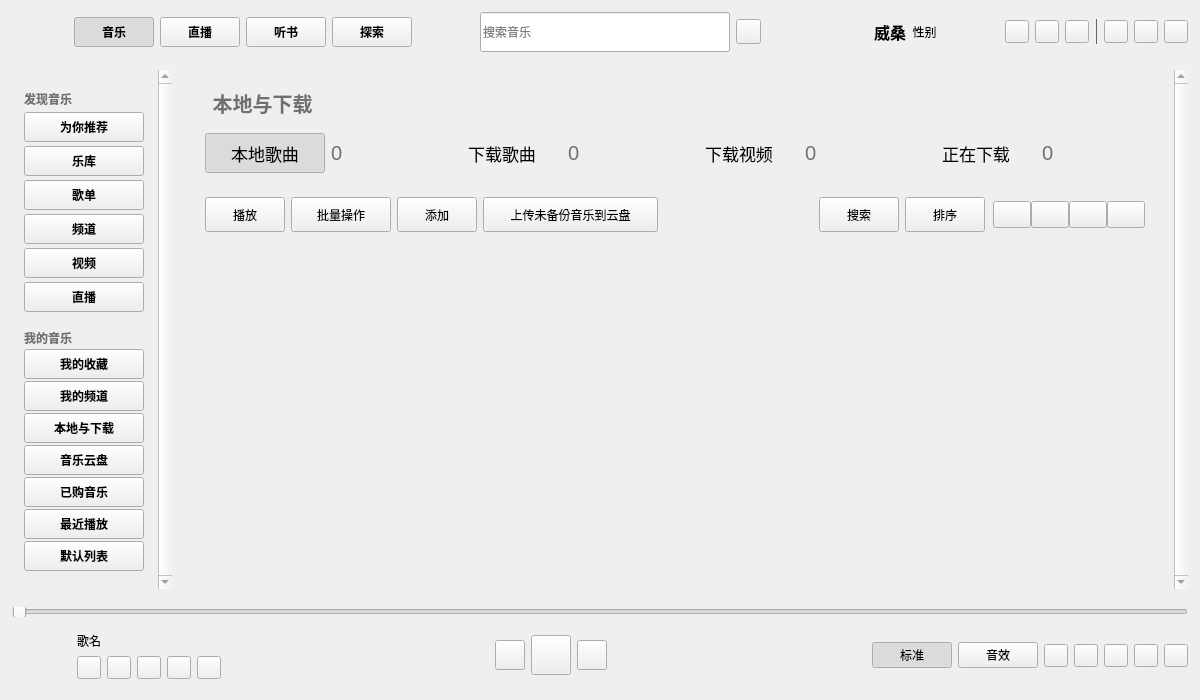
First picture: the form in KuGouApp.ui, repository a-mo-xi-wei/KuGouApp, before the edit.
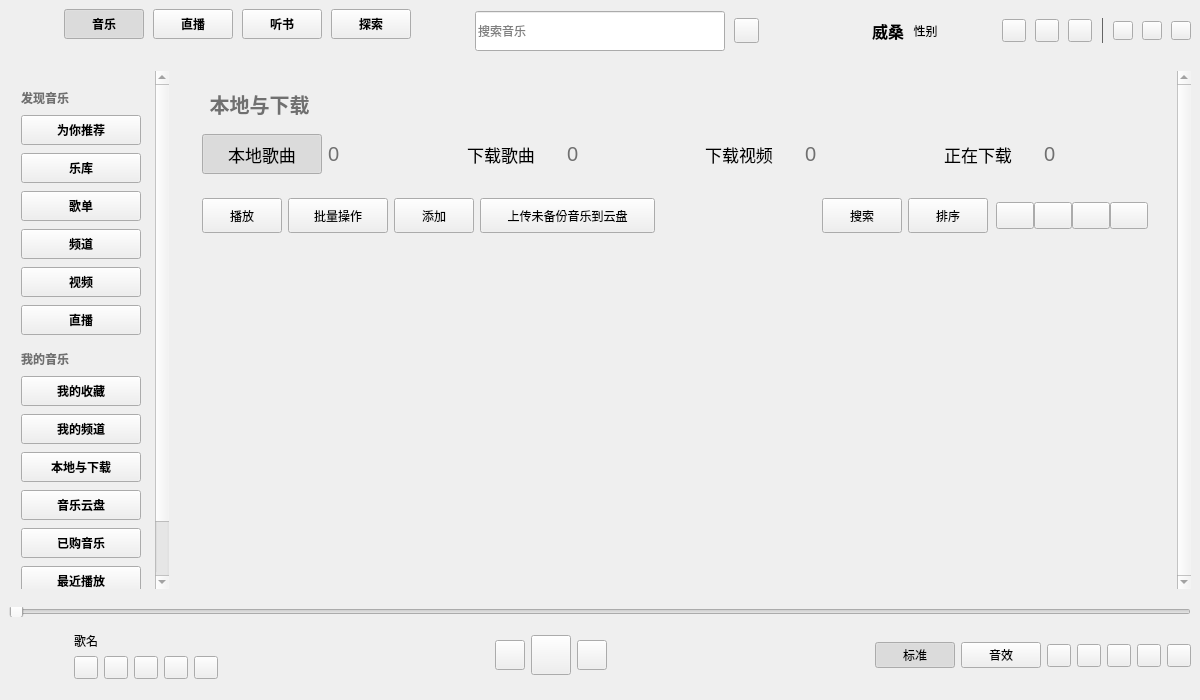
Second picture: the form after the edit. The open tabs and pages were chosen to show the change. Custom widgets are drawn as their Qt base class.

Commit message: 修改导航栏样式

What changed in the file:
```diff
--- a/KuGouApp.ui
+++ b/KuGouApp.ui
@@ -24,13 +24,13 @@
     <number>0</number>
    </property>
    <property name="leftMargin">
-    <number>3</number>
+    <number>0</number>
    </property>
    <property name="topMargin">
-    <number>3</number>
+    <number>0</number>
    </property>
    <property name="rightMargin">
-    <number>3</number>
+    <number>0</number>
    </property>
    <property name="bottomMargin">
     <number>3</number>
@@ -44,6 +44,9 @@
       </sizepolicy>
      </property>
      <layout class="QHBoxLayout" name="horizontalLayout">
+      <property name="spacing">
+       <number>9</number>
+      </property>
       <item>
        <spacer name="hs">
         <property name="orientation">
@@ -58,6 +61,11 @@
        </spacer>
       </item>
       <item>
+       <layout class="QVBoxLayout" name="music_verticalLayout">
+        <property name="spacing">
+         <number>0</number>
+        </property>
+        <item>
        <widget class="QPushButton" name="title_music_pushButton">
         <property name="minimumSize">
          <size>
@@ -85,6 +93,32 @@
        </widget>
       </item>
       <item>
+         <widget class="QLabel" name="index_label1">
+          <property name="sizePolicy">
+           <sizepolicy hsizetype="Preferred" vsizetype="Preferred">
+            <horstretch>0</horstretch>
+            <verstretch>0</verstretch>
+           </sizepolicy>
+          </property>
+          <property name="text">
+           <string/>
+          </property>
+          <property name="scaledContents">
+           <bool>true</bool>
+          </property>
+          <property name="alignment">
+           <set>Qt::AlignCenter</set>
+          </property>
+         </widget>
+        </item>
+       </layout>
+      </item>
+      <item>
+       <layout class="QVBoxLayout" name="live_verticalLayout">
+        <property name="spacing">
+         <number>0</number>
+        </property>
+        <item>
        <widget class="QPushButton" name="title_live_pushButton">
         <property name="minimumSize">
          <size>
@@ -109,6 +143,26 @@
        </widget>
       </item>
       <item>
+         <widget class="QLabel" name="index_label2">
+          <property name="text">
+           <string/>
+          </property>
+          <property name="scaledContents">
+           <bool>true</bool>
+          </property>
+          <property name="alignment">
+           <set>Qt::AlignCenter</set>
+          </property>
+         </widget>
+        </item>
+       </layout>
+      </item>
+      <item>
+       <layout class="QVBoxLayout" name="listenBook_verticalLayout">
+        <property name="spacing">
+         <number>0</number>
+        </property>
+        <item>
        <widget class="QPushButton" name="title_listenBook_pushButton">
         <property name="minimumSize">
          <size>
@@ -133,6 +187,26 @@
        </widget>
       </item>
       <item>
+         <widget class="QLabel" name="index_label3">
+          <property name="text">
+           <string/>
+          </property>
+          <property name="scaledContents">
+           <bool>true</bool>
+          </property>
+          <property name="alignment">
+           <set>Qt::AlignCenter</set>
+          </property>
+         </widget>
+        </item>
+       </layout>
+      </item>
+      <item>
+       <layout class="QVBoxLayout" name="found_verticalLayout">
+        <property name="spacing">
+         <number>0</number>
+        </property>
+        <item>
        <widget class="QPushButton" name="title_found_pushButton">
         <property name="minimumSize">
          <size>
@@ -157,6 +231,21 @@
        </widget>
       </item>
       <item>
+         <widget class="QLabel" name="index_label4">
+          <property name="text">
+           <string/>
+          </property>
+          <property name="scaledContents">
+           <bool>true</bool>
+          </property>
+          <property name="alignment">
+           <set>Qt::AlignCenter</set>
+          </property>
+         </widget>
+        </item>
+       </layout>
+      </item>
+      <item>
        <spacer name="hs2">
         <property name="orientation">
          <enum>Qt::Horizontal</enum>
@@ -386,6 +475,12 @@
         <property name="text">
          <string/>
         </property>
+        <property name="iconSize">
+         <size>
+          <width>12</width>
+          <height>12</height>
+         </size>
+        </property>
        </widget>
       </item>
       <item>
@@ -396,6 +491,12 @@
         <property name="text">
          <string/>
         </property>
+        <property name="iconSize">
+         <size>
+          <width>12</width>
+          <height>12</height>
+         </size>
+        </property>
        </widget>
       </item>
       <item>
@@ -406,6 +507,12 @@
         <property name="text">
          <string/>
         </property>
+        <property name="iconSize">
+         <size>
+          <width>12</width>
+          <height>12</height>
+         </size>
+        </property>
        </widget>
       </item>
      </layout>
@@ -482,7 +589,7 @@
            <x>0</x>
            <y>0</y>
            <width>144</width>
-           <height>518</height>
+           <height>577</height>
           </rect>
          </property>
          <layout class="QVBoxLayout" name="verticalLayout_3">
@@ -501,7 +608,7 @@
             </property>
             <layout class="QVBoxLayout" name="verticalLayout">
              <property name="spacing">
-              <number>2</number>
+              <number>8</number>
              </property>
              <property name="leftMargin">
               <number>3</number>
@@ -711,7 +818,7 @@
             </property>
             <layout class="QVBoxLayout" name="verticalLayout_2">
              <property name="spacing">
-              <number>2</number>
+              <number>8</number>
              </property>
              <property name="leftMargin">
               <number>3</number>
@@ -945,8 +1052,8 @@
           <rect>
            <x>0</x>
            <y>0</y>
-           <width>992</width>
-           <height>518</height>
+           <width>998</width>
+           <height>513</height>
           </rect>
          </property>
          <layout class="QHBoxLayout" name="horizontalLayout_4">
```
Left out of the diff: 10 changed lines with no effect on the pictures. Lines whose indentation alone changed are shown as unchanged.
